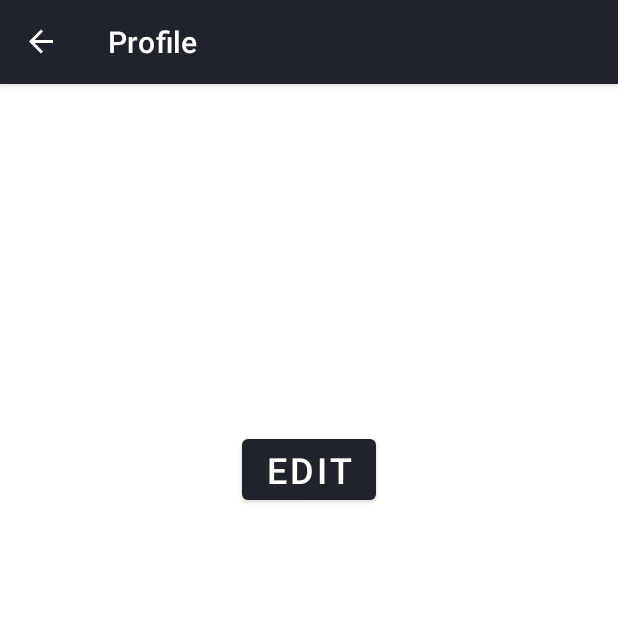
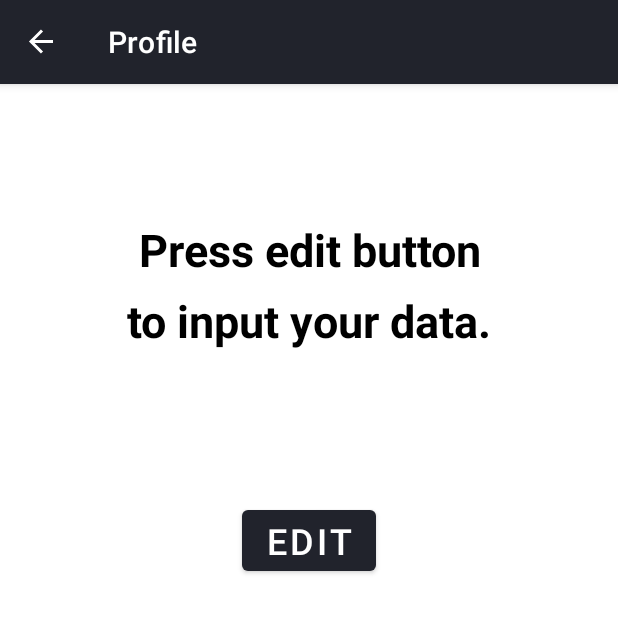
Before and after one commit to Zuka-Kevlishvili/Final, an Android app: the ProfileFragment screen opened through its navigation route, on a phone screen of 412 x 824 dp, the top half of it. Run offline under Robolectric (Android 15) with nearby library versions, the phone set to English and light mode, and no system bars; our stand-ins replace navigation-ui.

Commit message:
fixed profile bug

```diff
--- a/app/src/main/java/com/example/finalproject/main_fragments/ProfileFragment.kt
+++ b/app/src/main/java/com/example/finalproject/main_fragments/ProfileFragment.kt
@@ -32,13 +32,13 @@ class ProfileFragment : Fragment() {
         val db = context?.let { DatabaseHandler(it) }
         val data = db?.readData()
         dataResult.text = ""
-
-        if (data != null) {
-            dataResult.append("Name: " + data[data.size-1].name + "\n" + "Age: " + data[data.size-1].age + "\n" + "Height: " + data[data.size-1].height + "\n" + "Weight: " + data[data.size-1].weight + "\n")
+        if(data?.size != 0) {
+            if (data != null) {
+                dataResult.append("Name: " + data[data.size - 1].name + "\n" + "Age: " + data[data.size - 1].age + "\n" + "Height: " + data[data.size - 1].height + "\n" + "Weight: " + data[data.size - 1].weight + "\n")
+            }
         } else {
-            dataResult.append("Name: " + "\n" + "Age: " + "\n" + "Height: " + "\n" + "Weight: " + "\n")
+            dataResult.text = "Press edit button to input your data."
         }
-
         // navigate to EditProfileFragment when edit button is pressed
         editButton.setOnClickListener {
             findNavController().navigate(R.id.action_profileFragment_to_editProfileFragment)
```
